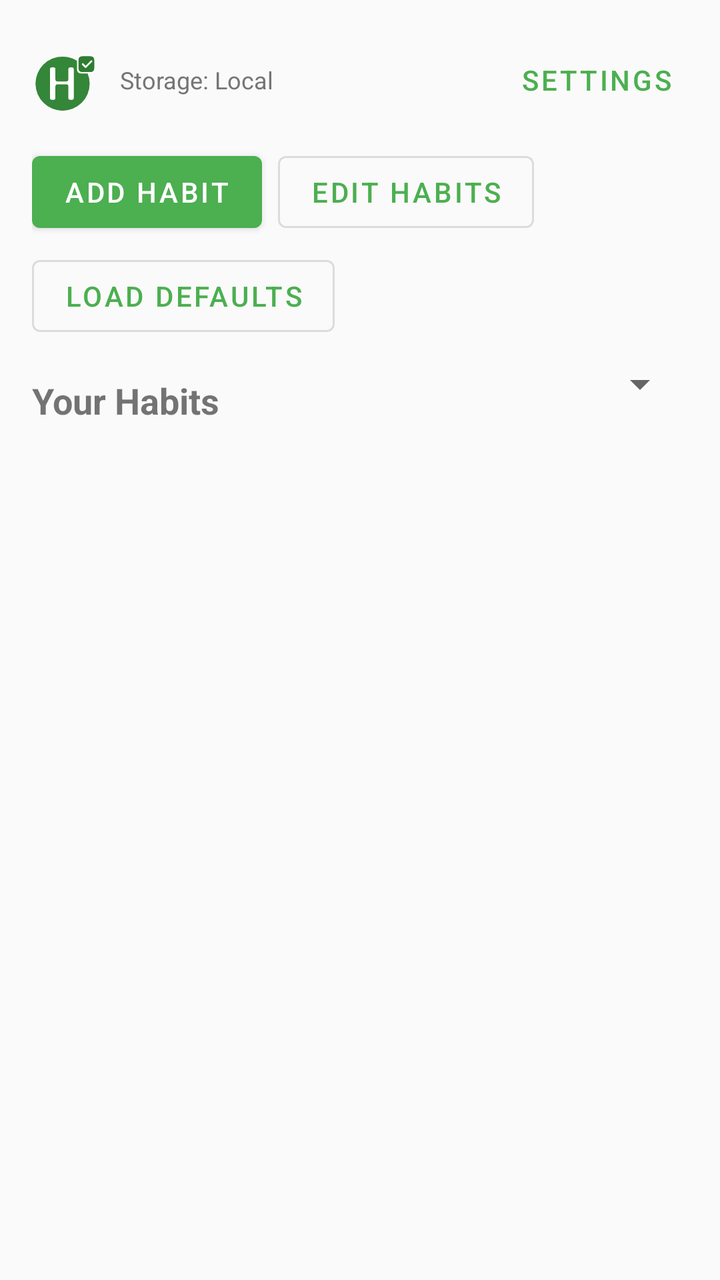
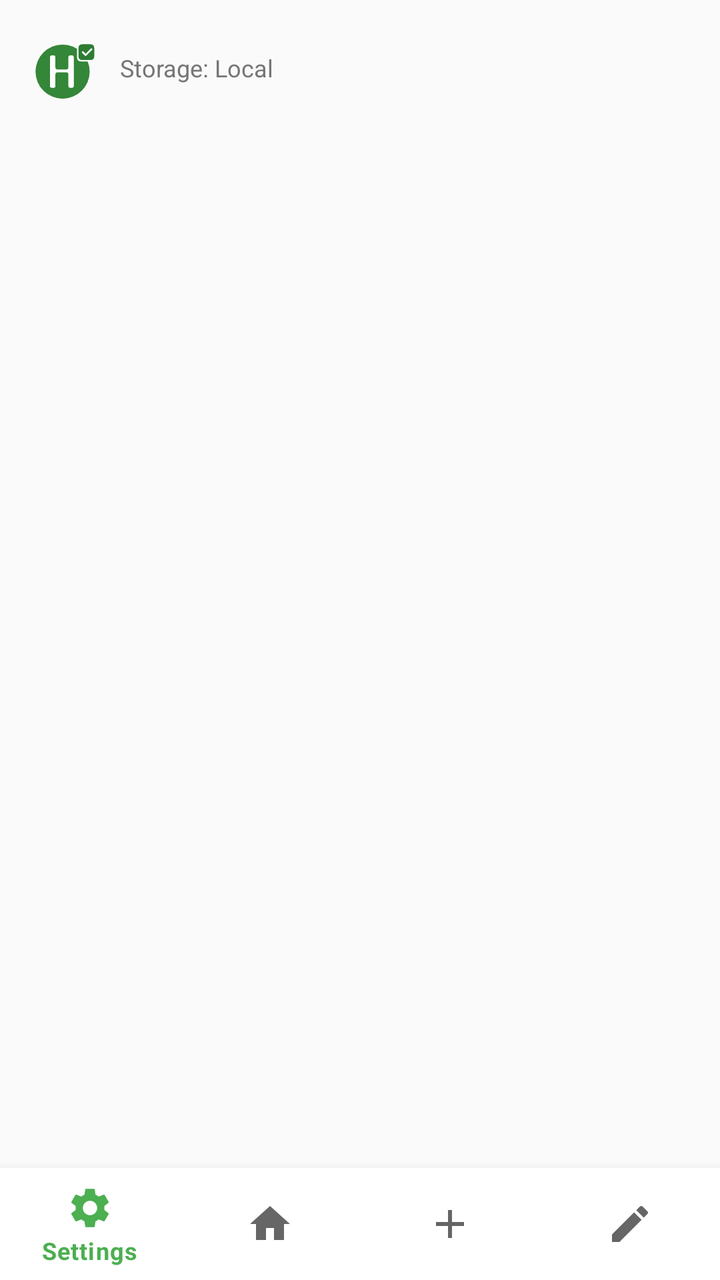

Screens rendered from an Android XML layout before and after an edit, with the pre-edit source and the edit as a unified diff.
<!-- AndroidManifest.xml: application theme Theme.HabitEvaluator -->
<!-- res/layout/activity_main.xml -->
<?xml version="1.0" encoding="utf-8"?>
<androidx.constraintlayout.widget.ConstraintLayout xmlns:android="http://schemas.android.com/apk/res/android"
    xmlns:app="http://schemas.android.com/apk/res-auto"
    xmlns:tools="http://schemas.android.com/tools"
    android:layout_width="match_parent"
    android:layout_height="match_parent"
    android:padding="16dp"
    tools:context=".MainActivity">

    <LinearLayout
        android:id="@+id/toolbarLayout"
        android:layout_width="0dp"
        android:layout_height="wrap_content"
        android:orientation="horizontal"
        android:gravity="center_vertical"
        app:layout_constraintEnd_toEndOf="parent"
        app:layout_constraintStart_toStartOf="parent"
        app:layout_constraintTop_toTopOf="parent">

        <ImageView
            android:id="@+id/appLogo"
            android:layout_width="36dp"
            android:layout_height="36dp"
            android:src="@drawable/ic_launcher"
            android:contentDescription="@string/app_name" />

        <TextView
            android:id="@+id/storageModeText"
            android:layout_width="0dp"
            android:layout_height="wrap_content"
            android:layout_weight="1"
            android:layout_marginStart="8dp"
            android:text="@string/storage_mode_local"
            android:textSize="12sp"
            android:textColor="@color/text_secondary" />

        <com.google.android.material.button.MaterialButton
            android:id="@+id/settingsButton"
            android:layout_width="wrap_content"
            android:layout_height="wrap_content"
            android:text="@string/settings"
            style="@style/Widget.MaterialComponents.Button.TextButton" />
    </LinearLayout>

    <LinearLayout
        android:id="@+id/buttonRow"
        android:layout_width="0dp"
        android:layout_height="wrap_content"
        android:layout_marginTop="8dp"
        android:orientation="horizontal"
        android:gravity="center_vertical"
        app:layout_constraintEnd_toEndOf="parent"
        app:layout_constraintStart_toStartOf="parent"
        app:layout_constraintTop_toBottomOf="@id/toolbarLayout">

        <com.google.android.material.button.MaterialButton
            android:id="@+id/addHabitButton"
            android:layout_width="wrap_content"
            android:layout_height="wrap_content"
            android:text="@string/add_habit" />

        <com.google.android.material.button.MaterialButton
            android:id="@+id/editHabitsButton"
            android:layout_width="wrap_content"
            android:layout_height="wrap_content"
            android:layout_marginStart="8dp"
            android:text="@string/edit_habits"
            style="@style/Widget.MaterialComponents.Button.OutlinedButton" />
    </LinearLayout>

    <com.google.android.material.button.MaterialButton
        android:id="@+id/loadDefaultsButton"
        android:layout_width="wrap_content"
        android:layout_height="wrap_content"
        android:layout_marginTop="4dp"
        android:text="@string/load_defaults"
        style="@style/Widget.MaterialComponents.Button.OutlinedButton"
        app:layout_constraintStart_toStartOf="parent"
        app:layout_constraintTop_toBottomOf="@id/buttonRow" />

    <TextView
        android:id="@+id/habitsLabel"
        android:layout_width="wrap_content"
        android:layout_height="wrap_content"
        android:layout_marginTop="16dp"
        android:text="@string/your_habits"
        android:textSize="18sp"
        android:textStyle="bold"
        app:layout_constraintStart_toStartOf="parent"
        app:layout_constraintTop_toBottomOf="@id/loadDefaultsButton" />

    <Spinner
        android:id="@+id/categoryFilterSpinner"
        android:layout_width="0dp"
        android:layout_height="wrap_content"
        app:layout_constraintEnd_toEndOf="parent"
        app:layout_constraintStart_toEndOf="@id/habitsLabel"
        app:layout_constraintTop_toBottomOf="@id/loadDefaultsButton"
        android:layout_marginStart="8dp"
        android:layout_marginTop="8dp" />

    <androidx.recyclerview.widget.RecyclerView
        android:id="@+id/habitsRecyclerView"
        android:layout_width="0dp"
        android:layout_height="0dp"
        android:layout_marginTop="8dp"
        app:layout_constraintBottom_toTopOf="@id/evaluationCard"
        app:layout_constraintEnd_toEndOf="parent"
        app:layout_constraintStart_toStartOf="parent"
        app:layout_constraintTop_toBottomOf="@id/categoryFilterSpinner" />

    <androidx.cardview.widget.CardView
        android:id="@+id/evaluationCard"
        android:layout_width="0dp"
        android:layout_height="wrap_content"
        android:layout_marginTop="16dp"
        android:visibility="gone"
        app:cardCornerRadius="8dp"
        app:cardElevation="4dp"
        app:layout_constraintBottom_toBottomOf="parent"
        app:layout_constraintEnd_toEndOf="parent"
        app:layout_constraintStart_toStartOf="parent">

        <LinearLayout
            android:layout_width="match_parent"
            android:layout_height="wrap_content"
            android:orientation="vertical"
            android:padding="16dp">

            <TextView
                android:id="@+id/selectedHabitName"
                android:layout_width="wrap_content"
                android:layout_height="wrap_content"
                android:textSize="16sp"
                android:textStyle="bold" />

            <LinearLayout
                android:layout_width="match_parent"
                android:layout_height="wrap_content"
                android:layout_marginTop="8dp"
                android:orientation="horizontal">

                <TextView
                    android:id="@+id/streakText"
                    android:layout_width="0dp"
                    android:layout_height="wrap_content"
                    android:layout_weight="1"
                    android:textSize="12sp" />

                <TextView
                    android:id="@+id/completionRateText"
                    android:layout_width="0dp"
                    android:layout_height="wrap_content"
                    android:layout_weight="1"
                    android:gravity="center"
                    android:textSize="12sp" />

                <TextView
                    android:id="@+id/completedActivitiesText"
                    android:layout_width="0dp"
                    android:layout_height="wrap_content"
                    android:layout_weight="1"
                    android:gravity="end"
                    android:textSize="12sp" />
            </LinearLayout>

            <ProgressBar
                android:id="@+id/completionProgress"
                style="?android:attr/progressBarStyleHorizontal"
                android:layout_width="match_parent"
                android:layout_height="wrap_content"
                android:layout_marginTop="8dp"
                android:max="100" />

            <View
                android:layout_width="match_parent"
                android:layout_height="1dp"
                android:layout_marginTop="8dp"
                android:background="@android:color/darker_gray" />

            <TextView
                android:layout_width="wrap_content"
                android:layout_height="wrap_content"
                android:layout_marginTop="8dp"
                android:text="@string/completion_points"
                android:textSize="14sp"
                android:textStyle="bold" />

            <LinearLayout
                android:layout_width="match_parent"
                android:layout_height="wrap_content"
                android:layout_marginTop="4dp"
                android:orientation="horizontal">

                <TextView
                    android:id="@+id/dailyPointsText"
                    android:layout_width="0dp"
                    android:layout_height="wrap_content"
                    android:layout_weight="1"
                    android:gravity="center" />

                <TextView
                    android:id="@+id/weeklyPointsText"
                    android:layout_width="0dp"
                    android:layout_height="wrap_content"
                    android:layout_weight="1"
                    android:gravity="center" />

                <TextView
                    android:id="@+id/monthlyPointsText"
                    android:layout_width="0dp"
                    android:layout_height="wrap_content"
                    android:layout_weight="1"
                    android:gravity="center" />
            </LinearLayout>

            <LinearLayout
                android:layout_width="match_parent"
                android:layout_height="wrap_content"
                android:layout_marginTop="8dp"
                android:orientation="horizontal">

                <com.google.android.material.button.MaterialButton
                    android:id="@+id/completeButton"
                    android:layout_width="wrap_content"
                    android:layout_height="wrap_content"
                    android:text="@string/mark_complete" />

                <com.google.android.material.button.MaterialButton
                    android:id="@+id/removeCompletionButton"
                    android:layout_width="wrap_content"
                    android:layout_height="wrap_content"
                    android:layout_marginStart="8dp"
                    android:text="@string/remove_completion"
                    style="@style/Widget.MaterialComponents.Button.OutlinedButton" />
            </LinearLayout>
        </LinearLayout>
    </androidx.cardview.widget.CardView>
</androidx.constraintlayout.widget.ConstraintLayout>
<!-- resources referenced by this layout -->
<resources>
  <color name="text_secondary">#757575</color>
  <!-- drawable ic_launcher (drawable) -->
  <?xml version="1.0" encoding="utf-8"?>
  <vector xmlns:android="http://schemas.android.com/apk/res/android"
      android:width="108dp"
      android:height="108dp"
      android:viewportWidth="200"
      android:viewportHeight="200">
  
      
      <path
          android:fillColor="#1B5E20"
          android:pathData="M85,110m-75,0a75,75 0,1 1,150 0a75,75 0,1 1,-150 0" />
  
      
      <path
          android:fillColor="#4CAF50"
          android:fillAlpha="0.5"
          android:pathData="M85,110m-75,0a75,75 0,1 1,150 0a75,75 0,1 1,-150 0" />
  
      
      <path
          android:fillColor="#FFFFFF"
          android:pathData="M50,70 L50,150 Q50,155 55,155 L60,155 Q65,155 65,150 L65,118 Q65,112 71,112 L95,112 Q101,112 101,118 L101,150 Q101,155 106,155 L111,155 Q116,155 116,150 L116,70 Q116,65 111,65 L106,65 Q101,65 101,70 L101,98 Q101,104 95,104 L71,104 Q65,104 65,98 L65,70 Q65,65 60,65 L55,65 Q50,65 50,70 Z" />
  
      
      <path
          android:fillColor="#FFFFFF"
          android:pathData="M137,30 L165,30 Q177,30 177,42 L177,70 Q177,82 165,82 L137,82 Q125,82 125,70 L125,42 Q125,30 137,30 Z" />
  
      
      <path
          android:fillColor="#2E7D32"
          android:pathData="M140,34 L162,34 Q173,34 173,45 L173,67 Q173,78 162,78 L140,78 Q129,78 129,67 L129,45 Q129,34 140,34 Z" />
  
      
      <path
          android:fillColor="@android:color/transparent"
          android:pathData="M141,56 L149,64 L165,48"
          android:strokeWidth="5"
          android:strokeColor="#FFFFFF"
          android:strokeLineCap="round"
          android:strokeLineJoin="round" />
  </vector>
  <string name="add_habit">Add Habit</string>
  <string name="app_name">Habit Evaluator</string>
  <string name="completion_points">Completion Points</string>
  <string name="edit_habits">Edit Habits</string>
  <string name="load_defaults">Load Defaults</string>
  <string name="mark_complete">Mark Complete</string>
  <string name="remove_completion">Remove Completion</string>
  <string name="settings">Settings</string>
  <string name="storage_mode_local">Storage: Local</string>
  <string name="your_habits">Your Habits</string>
  <style name="Theme.HabitEvaluator" parent="Theme.MaterialComponents.DayNight.DarkActionBar">
          <item name="colorPrimary">@color/primary</item>
          <item name="colorPrimaryDark">@color/primary_dark</item>
          <item name="colorAccent">@color/accent</item>
          <item name="android:windowBackground">@color/background</item>
      </style>
  <color name="primary">#4CAF50</color>
  <color name="primary_dark">#388E3C</color>
  <color name="accent">#FFC107</color>
  <color name="background">#FAFAFA</color>
</resources>

<!-- the commit's change to res/layout/activity_main.xml (unified diff, before → after) -->
@@ -4,7 +4,6 @@
     xmlns:tools="http://schemas.android.com/tools"
     android:layout_width="match_parent"
     android:layout_height="match_parent"
-    android:padding="16dp"
     tools:context=".MainActivity">
 
     <LinearLayout
@@ -13,6 +12,8 @@
         android:layout_height="wrap_content"
         android:orientation="horizontal"
         android:gravity="center_vertical"
+        android:paddingHorizontal="16dp"
+        android:paddingTop="16dp"
         app:layout_constraintEnd_toEndOf="parent"
         app:layout_constraintStart_toStartOf="parent"
         app:layout_constraintTop_toTopOf="parent">
@@ -33,207 +34,23 @@
             android:text="@string/storage_mode_local"
             android:textSize="12sp"
             android:textColor="@color/text_secondary" />
-
-        <com.google.android.material.button.MaterialButton
-            android:id="@+id/settingsButton"
-            android:layout_width="wrap_content"
-            android:layout_height="wrap_content"
-            android:text="@string/settings"
-            style="@style/Widget.MaterialComponents.Button.TextButton" />
     </LinearLayout>
 
-    <LinearLayout
-        android:id="@+id/buttonRow"
+    <androidx.viewpager2.widget.ViewPager2
+        android:id="@+id/viewPager"
+        android:layout_width="0dp"
+        android:layout_height="0dp"
+        app:layout_constraintBottom_toTopOf="@id/bottomNavigation"
+        app:layout_constraintEnd_toEndOf="parent"
+        app:layout_constraintStart_toStartOf="parent"
+        app:layout_constraintTop_toBottomOf="@id/toolbarLayout" />
+
+    <com.google.android.material.bottomnavigation.BottomNavigationView
+        android:id="@+id/bottomNavigation"
         android:layout_width="0dp"
         android:layout_height="wrap_content"
-        android:layout_marginTop="8dp"
-        android:orientation="horizontal"
-        android:gravity="center_vertical"
-        app:layout_constraintEnd_toEndOf="parent"
-        app:layout_constraintStart_toStartOf="parent"
-        app:layout_constraintTop_toBottomOf="@id/toolbarLayout">
-
-        <com.google.android.material.button.MaterialButton
-            android:id="@+id/addHabitButton"
-            android:layout_width="wrap_content"
-            android:layout_height="wrap_content"
-            android:text="@string/add_habit" />
-
-        <com.google.android.material.button.MaterialButton
-            android:id="@+id/editHabitsButton"
-            android:layout_width="wrap_content"
-            android:layout_height="wrap_content"
-            android:layout_marginStart="8dp"
-            android:text="@string/edit_habits"
-            style="@style/Widget.MaterialComponents.Button.OutlinedButton" />
-    </LinearLayout>
-
-    <com.google.android.material.button.MaterialButton
-        android:id="@+id/loadDefaultsButton"
-        android:layout_width="wrap_content"
-        android:layout_height="wrap_content"
-        android:layout_marginTop="4dp"
-        android:text="@string/load_defaults"
-        style="@style/Widget.MaterialComponents.Button.OutlinedButton"
-        app:layout_constraintStart_toStartOf="parent"
-        app:layout_constraintTop_toBottomOf="@id/buttonRow" />
-
-    <TextView
-        android:id="@+id/habitsLabel"
-        android:layout_width="wrap_content"
-        android:layout_height="wrap_content"
-        android:layout_marginTop="16dp"
-        android:text="@string/your_habits"
-        android:textSize="18sp"
-        android:textStyle="bold"
-        app:layout_constraintStart_toStartOf="parent"
-        app:layout_constraintTop_toBottomOf="@id/loadDefaultsButton" />
-
-    <Spinner
-        android:id="@+id/categoryFilterSpinner"
-        android:layout_width="0dp"
-        android:layout_height="wrap_content"
-        app:layout_constraintEnd_toEndOf="parent"
-        app:layout_constraintStart_toEndOf="@id/habitsLabel"
-        app:layout_constraintTop_toBottomOf="@id/loadDefaultsButton"
-        android:layout_marginStart="8dp"
-        android:layout_marginTop="8dp" />
-
-    <androidx.recyclerview.widget.RecyclerView
-        android:id="@+id/habitsRecyclerView"
-        android:layout_width="0dp"
-        android:layout_height="0dp"
-        android:layout_marginTop="8dp"
-        app:layout_constraintBottom_toTopOf="@id/evaluationCard"
-        app:layout_constraintEnd_toEndOf="parent"
-        app:layout_constraintStart_toStartOf="parent"
-        app:layout_constraintTop_toBottomOf="@id/categoryFilterSpinner" />
-
-    <androidx.cardview.widget.CardView
-        android:id="@+id/evaluationCard"
-        android:layout_width="0dp"
-        android:layout_height="wrap_content"
-        android:layout_marginTop="16dp"
-        android:visibility="gone"
-        app:cardCornerRadius="8dp"
-        app:cardElevation="4dp"
+        app:menu="@menu/bottom_navigation"
         app:layout_constraintBottom_toBottomOf="parent"
         app:layout_constraintEnd_toEndOf="parent"
-        app:layout_constraintStart_toStartOf="parent">
-
-        <LinearLayout
-            android:layout_width="match_parent"
-            android:layout_height="wrap_content"
-            android:orientation="vertical"
-            android:padding="16dp">
-
-            <TextView
-                android:id="@+id/selectedHabitName"
-                android:layout_width="wrap_content"
-                android:layout_height="wrap_content"
-                android:textSize="16sp"
-                android:textStyle="bold" />
-
-            <LinearLayout
-                android:layout_width="match_parent"
-                android:layout_height="wrap_content"
-                android:layout_marginTop="8dp"
-                android:orientation="horizontal">
-
-                <TextView
-                    android:id="@+id/streakText"
-                    android:layout_width="0dp"
-                    android:layout_height="wrap_content"
-                    android:layout_weight="1"
-                    android:textSize="12sp" />
-
-                <TextView
-                    android:id="@+id/completionRateText"
-                    android:layout_width="0dp"
-                    android:layout_height="wrap_content"
-                    android:layout_weight="1"
-                    android:gravity="center"
-                    android:textSize="12sp" />
-
-                <TextView
-                    android:id="@+id/completedActivitiesText"
-                    android:layout_width="0dp"
-                    android:layout_height="wrap_content"
-                    android:layout_weight="1"
-                    android:gravity="end"
-                    android:textSize="12sp" />
-            </LinearLayout>
-
-            <ProgressBar
-                android:id="@+id/completionProgress"
-                style="?android:attr/progressBarStyleHorizontal"
-                android:layout_width="match_parent"
-                android:layout_height="wrap_content"
-                android:layout_marginTop="8dp"
-                android:max="100" />
-
-            <View
-                android:layout_width="match_parent"
-                android:layout_height="1dp"
-                android:layout_marginTop="8dp"
-                android:background="@android:color/darker_gray" />
-
-            <TextView
-                android:layout_width="wrap_content"
-                android:layout_height="wrap_content"
-                android:layout_marginTop="8dp"
-                android:text="@string/completion_points"
-                android:textSize="14sp"
-                android:textStyle="bold" />
-
-            <LinearLayout
-                android:layout_width="match_parent"
-                android:layout_height="wrap_content"
-                android:layout_marginTop="4dp"
-                android:orientation="horizontal">
-
-                <TextView
-                    android:id="@+id/dailyPointsText"
-                    android:layout_width="0dp"
-                    android:layout_height="wrap_content"
-                    android:layout_weight="1"
-                    android:gravity="center" />
-
-                <TextView
-                    android:id="@+id/weeklyPointsText"
-                    android:layout_width="0dp"
-                    android:layout_height="wrap_content"
-                    android:layout_weight="1"
-                    android:gravity="center" />
-
-                <TextView
-                    android:id="@+id/monthlyPointsText"
-                    android:layout_width="0dp"
-                    android:layout_height="wrap_content"
-                    android:layout_weight="1"
-                    android:gravity="center" />
-            </LinearLayout>
-
-            <LinearLayout
-                android:layout_width="match_parent"
-                android:layout_height="wrap_content"
-                android:layout_marginTop="8dp"
-                android:orientation="horizontal">
-
-                <com.google.android.material.button.MaterialButton
-                    android:id="@+id/completeButton"
-                    android:layout_width="wrap_content"
-                    android:layout_height="wrap_content"
-                    android:text="@string/mark_complete" />
-
-                <com.google.android.material.button.MaterialButton
-                    android:id="@+id/removeCompletionButton"
-                    android:layout_width="wrap_content"
-                    android:layout_height="wrap_content"
-                    android:layout_marginStart="8dp"
-                    android:text="@string/remove_completion"
-                    style="@style/Widget.MaterialComponents.Button.OutlinedButton" />
-            </LinearLayout>
-        </LinearLayout>
-    </androidx.cardview.widget.CardView>
+        app:layout_constraintStart_toStartOf="parent" />
 </androidx.constraintlayout.widget.ConstraintLayout>
<!-- resource entries referenced after the edit -->
@@ -44,17 +44,9 @@
           android:strokeLineCap="round"
           android:strokeLineJoin="round" />
   </vector>
-  <string name="add_habit">Add Habit</string>
   <string name="app_name">Habit Evaluator</string>
-  <string name="completion_points">Completion Points</string>
-  <string name="edit_habits">Edit Habits</string>
-  <string name="load_defaults">Load Defaults</string>
-  <string name="mark_complete">Mark Complete</string>
-  <string name="remove_completion">Remove Completion</string>
-  <string name="settings">Settings</string>
   <string name="storage_mode_local">Storage: Local</string>
-  <string name="your_habits">Your Habits</string>
-  <style name="Theme.HabitEvaluator" parent="Theme.MaterialComponents.DayNight.DarkActionBar">
+  <style name="Theme.HabitEvaluator" parent="Theme.MaterialComponents.DayNight.NoActionBar">
           <item name="colorPrimary">@color/primary</item>
           <item name="colorPrimaryDark">@color/primary_dark</item>
           <item name="colorAccent">@color/accent</item>
